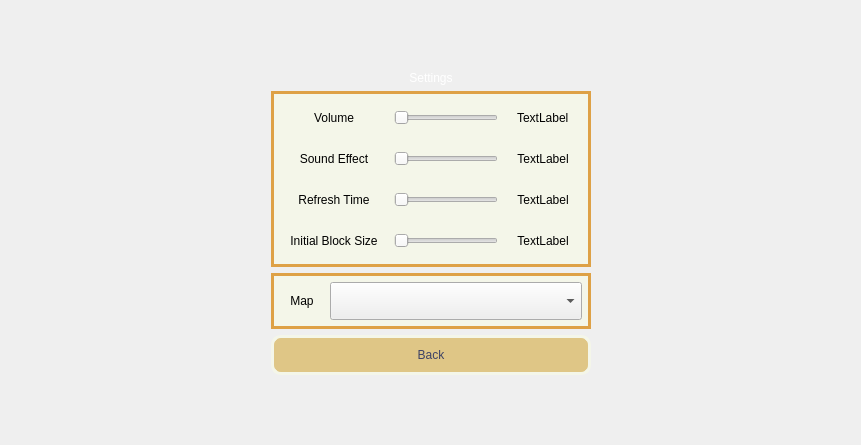
This is settingswidget.ui in ferv3455/Wargroove as Qt 5 draws it before an edit. The edited form follows.
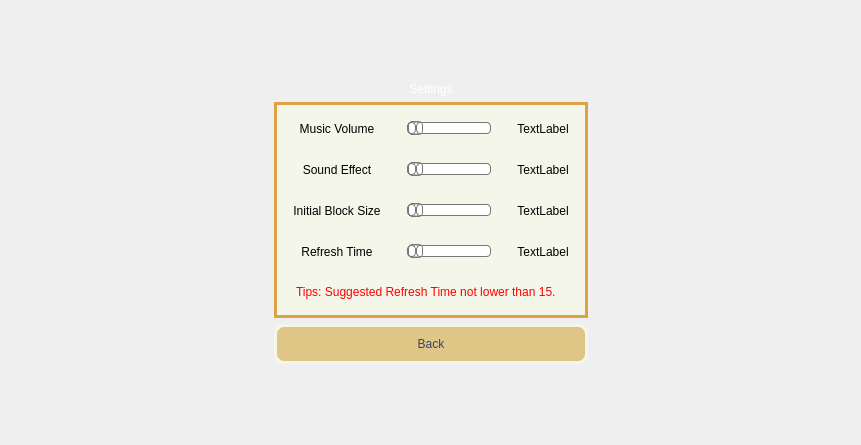
This is the edited form.

What changed in the file:
```diff
--- a/settingswidget.ui
+++ b/settingswidget.ui
@@ -64,11 +64,74 @@
 	background-color: #f4f6e9;
 }
 
-QWidget{padding: 10px 10px;}</string>
+QWidget{padding: 10px 10px;}
+
+QSlider::groove:horizontal {
+border: 1px solid #bbb;
+background: white;
+height: 10px;
+border-radius: 4px;
+}
+
+QSlider::sub-page:horizontal {
+background: qlineargradient(x1: 0, y1: 0,    x2: 0, y2: 1,
+    stop: 0 #66e, stop: 1 #bbf);
+background: qlineargradient(x1: 0, y1: 0.2, x2: 1, y2: 1,
+    stop: 0 #bbf, stop: 1 #55f);
+border: 1px solid #777;
+height: 10px;
+border-radius: 4px;
+}
+
+QSlider::add-page:horizontal {
+background: #fff;
+border: 1px solid #777;
+height: 10px;
+border-radius: 4px;
+}
+
+QSlider::handle:horizontal {
+background: qlineargradient(x1:0, y1:0, x2:1, y2:1,
+    stop:0 #eee, stop:1 #ccc);
+border: 1px solid #777;
+width: 13px;
+margin-top: -2px;
+margin-bottom: -2px;
+border-radius: 4px;
+}
+
+QSlider::handle:horizontal:hover {
+background: qlineargradient(x1:0, y1:0, x2:1, y2:1,
+    stop:0 #fff, stop:1 #ddd);
+border: 1px solid #444;
+border-radius: 4px;
+}
+
+QSlider::sub-page:horizontal:disabled {
+background: #bbb;
+border-color: #999;
+}
+
+QSlider::add-page:horizontal:disabled {
+background: #eee;
+border-color: #999;
+}
+
+QSlider::handle:horizontal:disabled {
+background: #eee;
+border: 1px solid #aaa;
+border-radius: 4px;
+}</string>
        </property>
        <layout class="QGridLayout" name="gridLayout">
         <item row="4" column="2">
          <widget class="QLabel" name="refreshLabel">
+          <property name="sizePolicy">
+           <sizepolicy hsizetype="Fixed" vsizetype="Preferred">
+            <horstretch>0</horstretch>
+            <verstretch>0</verstretch>
+           </sizepolicy>
+          </property>
           <property name="text">
            <string>TextLabel</string>
           </property>
@@ -77,52 +140,44 @@
           </property>
          </widget>
         </item>
-        <item row="5" column="0">
-         <widget class="QLabel" name="label_8">
-          <property name="text">
-           <string>Initial Block Size</string>
-          </property>
-          <property name="alignment">
-           <set>Qt::AlignCenter</set>
-          </property>
-         </widget>
-        </item>
         <item row="1" column="2">
          <widget class="QLabel" name="volumeLabel">
+          <property name="sizePolicy">
+           <sizepolicy hsizetype="Fixed" vsizetype="Preferred">
+            <horstretch>0</horstretch>
+            <verstretch>0</verstretch>
+           </sizepolicy>
+          </property>
           <property name="text">
            <string>TextLabel</string>
           </property>
+          <property name="alignment">
+           <set>Qt::AlignCenter</set>
+          </property>
          </widget>
         </item>
         <item row="4" column="1">
          <widget class="QSlider" name="refreshSlider">
           <property name="sizePolicy">
-           <sizepolicy hsizetype="Expanding" vsizetype="Fixed">
+           <sizepolicy hsizetype="Fixed" vsizetype="Fixed">
             <horstretch>0</horstretch>
             <verstretch>0</verstretch>
            </sizepolicy>
           </property>
+          <property name="styleSheet">
+           <string notr="true"/>
+          </property>
           <property name="minimum">
-           <number>2</number>
-          </property>
-          <property name="maximum">
            <number>10</number>
           </property>
+          <property name="maximum">
+           <number>25</number>
+          </property>
           <property name="orientation">
            <enum>Qt::Horizontal</enum>
           </property>
          </widget>
         </item>
-        <item row="5" column="2">
-         <widget class="QLabel" name="blockLabel">
-          <property name="text">
-           <string>TextLabel</string>
-          </property>
-          <property name="alignment">
-           <set>Qt::AlignCenter</set>
-          </property>
-         </widget>
-        </item>
         <item row="4" column="0">
          <widget class="QLabel" name="label_3">
           <property name="text">
@@ -131,33 +186,32 @@
           <property name="alignment">
            <set>Qt::AlignCenter</set>
           </property>
+          <property name="wordWrap">
+           <bool>true</bool>
+          </property>
          </widget>
         </item>
         <item row="1" column="0">
          <widget class="QLabel" name="label_5">
           <property name="text">
-           <string>Volume</string>
+           <string>Music Volume</string>
           </property>
           <property name="alignment">
            <set>Qt::AlignCenter</set>
           </property>
          </widget>
         </item>
-        <item row="5" column="1">
-         <widget class="QSlider" name="blockSlider">
-          <property name="orientation">
-           <enum>Qt::Horizontal</enum>
-          </property>
-         </widget>
-        </item>
         <item row="1" column="1">
          <widget class="QSlider" name="volumeSlider">
           <property name="sizePolicy">
-           <sizepolicy hsizetype="Expanding" vsizetype="Fixed">
+           <sizepolicy hsizetype="Fixed" vsizetype="Fixed">
             <horstretch>0</horstretch>
             <verstretch>0</verstretch>
            </sizepolicy>
           </property>
+          <property name="styleSheet">
+           <string notr="true"/>
+          </property>
           <property name="maximum">
            <number>100</number>
           </property>
@@ -178,6 +232,15 @@
         </item>
         <item row="2" column="1">
          <widget class="QSlider" name="SEvolumeSlider">
+          <property name="sizePolicy">
+           <sizepolicy hsizetype="Fixed" vsizetype="Fixed">
+            <horstretch>0</horstretch>
+            <verstretch>0</verstretch>
+           </sizepolicy>
+          </property>
+          <property name="styleSheet">
+           <string notr="true"/>
+          </property>
           <property name="maximum">
            <number>100</number>
           </property>
@@ -188,6 +251,12 @@
         </item>
         <item row="2" column="2">
          <widget class="QLabel" name="SEvolumeLabel">
+          <property name="sizePolicy">
+           <sizepolicy hsizetype="Fixed" vsizetype="Preferred">
+            <horstretch>0</horstretch>
+            <verstretch>0</verstretch>
+           </sizepolicy>
+          </property>
           <property name="text">
            <string>TextLabel</string>
           </property>
@@ -196,37 +265,52 @@
           </property>
          </widget>
         </item>
-       </layout>
-      </widget>
-     </item>
-     <item>
-      <widget class="QWidget" name="horizontalWidget_2" native="true">
-       <property name="styleSheet">
-        <string notr="true">#horizontalWidget_2
-{
-	border: 3px solid #dea146;
-	background-color: #f4f6e9;
-}
-QWidget{padding: 10px 10px;}</string>
-       </property>
-       <layout class="QHBoxLayout" name="horizontalLayout_3">
-        <item>
+        <item row="3" column="0">
+         <widget class="QLabel" name="label_8">
+          <property name="text">
+           <string>Initial Block Size</string>
+          </property>
+          <property name="alignment">
+           <set>Qt::AlignCenter</set>
+          </property>
+         </widget>
+        </item>
+        <item row="3" column="1">
+         <widget class="QSlider" name="blockSlider">
+          <property name="sizePolicy">
+           <sizepolicy hsizetype="Fixed" vsizetype="Fixed">
+            <horstretch>0</horstretch>
+            <verstretch>0</verstretch>
+           </sizepolicy>
+          </property>
+          <property name="orientation">
+           <enum>Qt::Horizontal</enum>
+          </property>
+         </widget>
+        </item>
+        <item row="3" column="2">
+         <widget class="QLabel" name="blockLabel">
+          <property name="sizePolicy">
+           <sizepolicy hsizetype="Fixed" vsizetype="Preferred">
+            <horstretch>0</horstretch>
+            <verstretch>0</verstretch>
+           </sizepolicy>
+          </property>
+          <property name="text">
+           <string>TextLabel</string>
+          </property>
+          <property name="alignment">
+           <set>Qt::AlignCenter</set>
+          </property>
+         </widget>
+        </item>
+        <item row="5" column="0" colspan="3">
          <widget class="QLabel" name="label_4">
+          <property name="styleSheet">
+           <string notr="true">color:red;</string>
+          </property>
           <property name="text">
-           <string>Map</string>
-          </property>
-          <property name="alignment">
-           <set>Qt::AlignCenter</set>
-          </property>
-         </widget>
-        </item>
-        <item>
-         <widget class="QComboBox" name="mapComboBox">
-          <property name="sizePolicy">
-           <sizepolicy hsizetype="Expanding" vsizetype="Fixed">
-            <horstretch>0</horstretch>
-            <verstretch>0</verstretch>
-           </sizepolicy>
+           <string>Tips: Suggested Refresh Time not lower than 15.</string>
           </property>
          </widget>
         </item>
```
Left out of the diff: 3 changed lines with no effect on the pictures.
